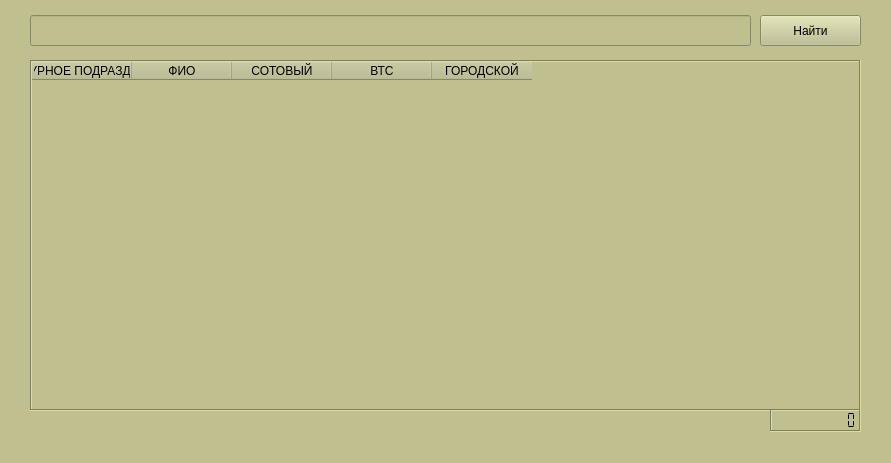
Before: the Qt Designer form mainForm.ui in Vigi73/vts, drawn with Qt 5.
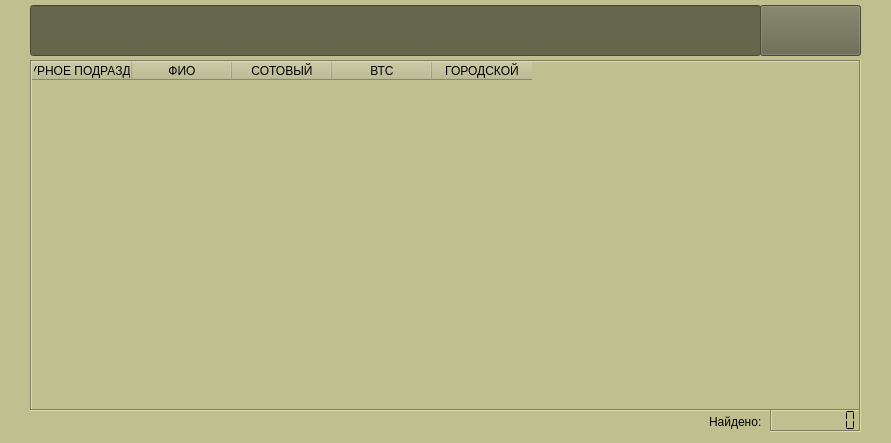
After: the same form once the commit is applied. Icons and pictures are not drawn.

```diff
--- a/mainForm.ui
+++ b/mainForm.ui
@@ -7,7 +7,7 @@
     <x>0</x>
     <y>0</y>
     <width>891</width>
-    <height>463</height>
+    <height>443</height>
    </rect>
   </property>
   <property name="windowTitle">
@@ -142,34 +142,34 @@
     </item>
    </layout>
   </widget>
-  <widget class="QLineEdit" name="inp">
-   <property name="geometry">
-    <rect>
-     <x>30</x>
-     <y>15</y>
-     <width>721</width>
-     <height>31</height>
-    </rect>
-   </property>
-   <property name="styleSheet">
-    <string notr="true"/>
-   </property>
-  </widget>
   <widget class="QPushButton" name="btnSearch">
    <property name="geometry">
     <rect>
      <x>760</x>
-     <y>15</y>
+     <y>5</y>
      <width>101</width>
-     <height>31</height>
+     <height>51</height>
     </rect>
    </property>
-   <property name="styleSheet">
-    <string notr="true"/>
-   </property>
-   <property name="text">
+   <property name="toolTip">
     <string>Найти</string>
    </property>
+   <property name="styleSheet">
+    <string notr="true">background-color: rgb(102, 102, 76);</string>
+   </property>
+   <property name="text">
+    <string/>
+   </property>
+   <property name="icon">
+    <iconset>
+     <normaloff>img/search.png</normaloff>img/search.png</iconset>
+   </property>
+   <property name="iconSize">
+    <size>
+     <width>32</width>
+     <height>32</height>
+    </size>
+   </property>
   </widget>
   <widget class="QLCDNumber" name="lcd">
    <property name="geometry">
@@ -180,6 +180,13 @@
      <height>23</height>
     </rect>
    </property>
+   <property name="font">
+    <font>
+     <pointsize>9</pointsize>
+     <weight>50</weight>
+     <bold>false</bold>
+    </font>
+   </property>
    <property name="styleSheet">
     <string notr="true"/>
    </property>
@@ -187,12 +194,66 @@
     <enum>QFrame::Sunken</enum>
    </property>
    <property name="digitCount">
-    <number>10</number>
+    <number>8</number>
    </property>
    <property name="segmentStyle">
     <enum>QLCDNumber::Flat</enum>
    </property>
   </widget>
+  <widget class="QLabel" name="label">
+   <property name="geometry">
+    <rect>
+     <x>709</x>
+     <y>412</y>
+     <width>61</width>
+     <height>20</height>
+    </rect>
+   </property>
+   <property name="font">
+    <font>
+     <pointsize>9</pointsize>
+     <weight>50</weight>
+     <bold>false</bold>
+    </font>
+   </property>
+   <property name="text">
+    <string>Найдено:</string>
+   </property>
+   <property name="textFormat">
+    <enum>Qt::RichText</enum>
+   </property>
+  </widget>
+  <widget class="QLineEdit" name="inp">
+   <property name="geometry">
+    <rect>
+     <x>30</x>
+     <y>5</y>
+     <width>731</width>
+     <height>51</height>
+    </rect>
+   </property>
+   <property name="font">
+    <font>
+     <pointsize>12</pointsize>
+    </font>
+   </property>
+   <property name="cursor">
+    <cursorShape>PointingHandCursor</cursorShape>
+   </property>
+   <property name="autoFillBackground">
+    <bool>false</bool>
+   </property>
+   <property name="styleSheet">
+    <string notr="true">background-color: rgb(102, 102, 76);
+color: rgb(255, 255, 255);
+padding-left: 20px;
+
+</string>
+   </property>
+   <property name="cursorMoveStyle">
+    <enum>Qt::LogicalMoveStyle</enum>
+   </property>
+  </widget>
  </widget>
  <resources/>
  <connections/>
```
Left out of the diff: 24 changed lines with no effect on the pictures.
